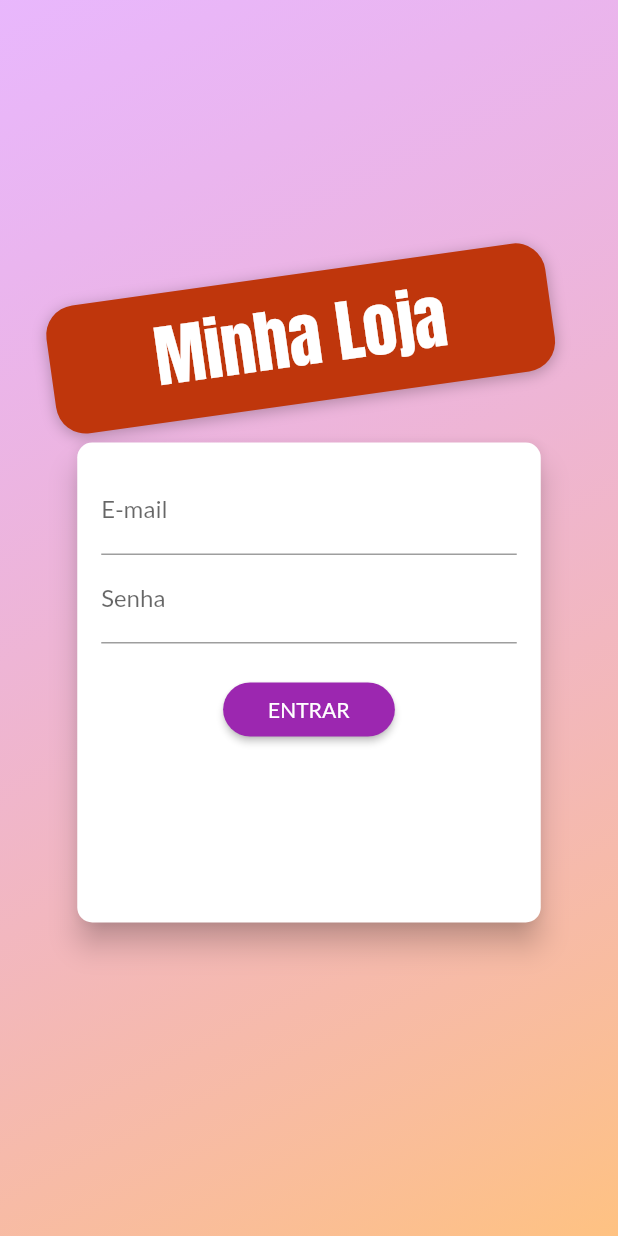
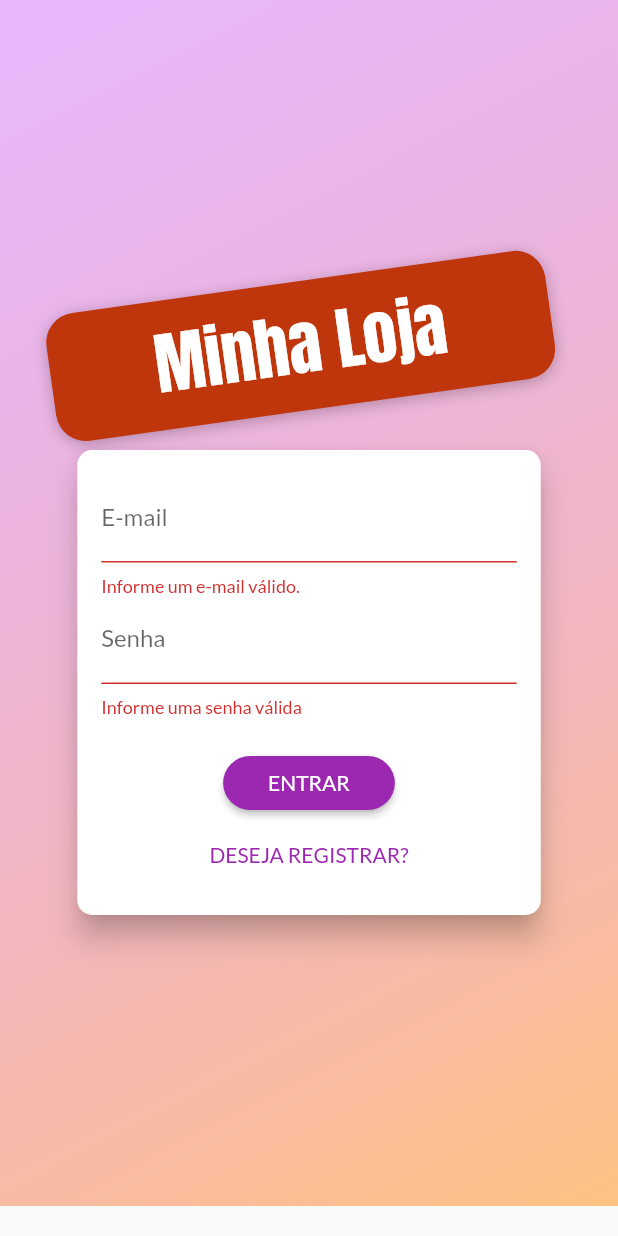
Before and after one commit to rhbpinheiro/shop, a Flutter app: the screen it shows after launch, after a tap on "ENTRAR", on a phone screen of 412 x 824 dp. Run offline on Flutter 3.47's test engine with Material 2 defaults, Android fonts, the phone set to English and light mode, and no system bars; network calls fail.

Commit message:
autenticação, login e token

```diff
--- /dev/null
+++ b/lib/exceptions/auth_exceptions.dart
@@ -0,0 +1,19 @@
+class AuthExceptions implements Exception {
+  static const Map<String, String> errors = {
+    'EMAIL_EXISTS': 'E-mail não cadstrado.',
+    'OPERATION_NOT_ALLOWED': 'Operação não permitida!',
+    'TOO_MANY_ATTEMPTS_TRY_LATER':
+        'Acesso bloqueado temporariamente. Tente mais tarde.',
+    'EMAIL_NOT_FOUND': 'E-mail não encontrado.',
+    'INVALID_PASSWORD': 'Senha informada não cofere.',
+    'USER_DISABLED': 'Aconta do uruário foi desabilitada.',
+  };
+  final String key;
+
+  AuthExceptions(this.key);
+
+  @override
+  String toString() {
+    return errors[key] ?? 'Ocorreu um erro no processo de autenticação.';
+  }
+}
--- a/lib/main.dart
+++ b/lib/main.dart
@@ -1,5 +1,6 @@
 import 'package:flutter/material.dart';
 import 'package:provider/provider.dart';
+import 'package:shop/pages/auth_or_home_page.dart';
 import 'package:shop/pages/auth_page.dart';
 import 'package:shop/pages/cart_page.dart';
 import 'package:shop/pages/orders_page.dart';
@@ -13,7 +14,7 @@ import 'package:shop/providers/product_list.dart';
 
 import 'package:shop/utils/app_routes.dart';
 
-
+import 'model/auth.dart';
 
 void main() {
   runApp(const MyApp());
@@ -27,13 +28,27 @@ class MyApp extends StatelessWidget {
     return MultiProvider(
       providers: [
         ChangeNotifierProvider(
-          create: (_) => ProductList(),
+          create: (_) => Auth(),
+        ),
+        ChangeNotifierProxyProvider<Auth, ProductList>(
+            create: (_) => ProductList('', []),
+            update: (ctx, auth, previous) {
+              return ProductList(
+                auth.token ?? '',
+                previous?.items ?? [],
+              );
+            }),
+        ChangeNotifierProxyProvider<Auth, OrderList>(
+          create: (_) => OrderList('', []),
+          update: (ctx, auth, previous) {
+            return OrderList(
+               auth.token ?? '',
+                previous?.items ?? [],
+            );
+          }
         ),
         ChangeNotifierProvider(
           create: (_) => Cart(),
-        ),
-        ChangeNotifierProvider(
-          create: (_) => OrderList(),
         ),
       ],
       child: MaterialApp(
@@ -47,13 +62,12 @@ class MyApp extends StatelessWidget {
         ),
         // home: const ProductsOverviewPage(),
         routes: {
-          AppRoutes.AUTH: (ctx) => const AuthPage(),
-          AppRoutes.HOME: (ctx) => const ProductsOverviewPage(),
+          AppRoutes.AUTH_OR_HOME: (ctx) => const AuthOrHomePage(),
           AppRoutes.PRODUCT_DETAIL: (ctx) => const ProductDetailPage(),
           AppRoutes.CART: (ctx) => const CartPage(),
           AppRoutes.ORDERS: (ctx) => const OrdersPage(),
           AppRoutes.PRODUCTS: (ctx) => const ProductPage(),
-          AppRoutes.PRODUCTS_FORM: (ctx) => ProductFormPage(),
+          AppRoutes.PRODUCTS_FORM: (ctx) => const ProductFormPage(),
         },
         debugShowCheckedModeBanner: false,
       ),
--- a/lib/model/product.dart
+++ b/lib/model/product.dart
@@ -25,10 +25,10 @@ class Product with ChangeNotifier {
     notifyListeners();
   }
 
-  Future<void> toogleFavorites() async {
+  Future<void> toogleFavorites(String token) async {
     _toggleFavorites();
     final response = await http.patch(
-      Uri.parse('${Constants.PRODUCT_BASE_URL}/$id.json'),
+      Uri.parse('${Constants.PRODUCT_BASE_URL}/$id.json?auth=$token'),
       body: jsonEncode(
         {
           'isFavorite': isFavorite,
--- /dev/null
+++ b/lib/pages/auth_or_home_page.dart
@@ -0,0 +1,16 @@
+import 'package:flutter/material.dart';
+import 'package:provider/provider.dart';
+import 'package:shop/pages/products_overview_page.dart';
+
+import '../model/auth.dart';
+import 'auth_page.dart';
+
+class AuthOrHomePage extends StatelessWidget {
+  const AuthOrHomePage({Key? key}) : super(key: key);
+
+  @override
+  Widget build(BuildContext context) {
+    Auth auth = Provider.of(context);
+    return auth.isAuth ? ProductsOverviewPage() : AuthPage();
+  }
+}
--- a/lib/pages/auth_page.dart
+++ b/lib/pages/auth_page.dart
@@ -12,6 +12,7 @@ class AuthPage extends StatelessWidget {
       body: Stack(
         children: [
           Container(
+            margin: EdgeInsets.only(bottom: 20),
             decoration: const BoxDecoration(
               gradient: LinearGradient(
                 colors: [
--- a/lib/providers/order_list.dart
+++ b/lib/providers/order_list.dart
@@ -1,16 +1,20 @@
 import 'dart:convert';
 
 import 'package:flutter/material.dart';
+import 'package:http/http.dart' as http;
 
 import '../model/cart_item.dart';
 import '../model/order.dart';
 import '../utils/constants.dart';
-import 'package:http/http.dart' as http;
-
 import 'cart.dart';
 
 class OrderList extends ChangeNotifier {
-  final List<Order> _items = [];
+  String _token;
+  List<Order> _items = [];
+  OrderList(
+    this._token,
+    List<Order> items,
+  );
 
   List<Order> get items {
     return [..._items];
@@ -19,16 +23,17 @@ class OrderList extends ChangeNotifier {
   int get itemsCount {
     return _items.length;
   }
+
   Future<void> loadOrders() async {
-    _items.clear();
+    List<Order> items = [];
 
     final response = await http.get(
-      Uri.parse('${Constants.ORDER_BASE_URL}.json'),
+      Uri.parse('${Constants.ORDER_BASE_URL}.json?auth=$_token'),
     );
     if (response.body == 'null') return;
     Map<String, dynamic> data = jsonDecode(response.body);
     data.forEach((orderId, orderData) {
-      _items.add(
+      items.add(
         Order(
           id: orderId,
           date: DateTime.parse(orderData['date']),
@@ -45,6 +50,7 @@ class OrderList extends ChangeNotifier {
         ),
       );
     });
+    _items = items.reversed.toList();
     notifyListeners();
   }
 
@@ -52,7 +58,7 @@ class OrderList extends ChangeNotifier {
     final date = DateTime.now();
 
     final response = await http.post(
-      Uri.parse('${Constants.ORDER_BASE_URL}.json'),
+      Uri.parse('${Constants.ORDER_BASE_URL}.json?auth=$_token'),
       body: jsonEncode(
         {
           'total': cart.totalAmount,
--- a/lib/providers/product_list.dart
+++ b/lib/providers/product_list.dart
@@ -3,12 +3,17 @@ import 'dart:math';
 
 import 'package:flutter/material.dart';
 import 'package:http/http.dart' as http;
+
 import 'package:shop/model/product.dart';
 
 import '../exceptions/http_exception.dart';
 import '../utils/constants.dart';
 
 class ProductList with ChangeNotifier {
+  String _token;
+  ProductList(
+    this._token, List<Product> list,
+  );
   final List<Product> _items = [];
   final bool _showFavoriteOnly = false;
   //usando um clone da lista ..._items
@@ -24,7 +29,7 @@ class ProductList with ChangeNotifier {
   Future<void> loadProducts() async {
     _items.clear();
     final response = await http.get(
-      Uri.parse('${Constants.PRODUCT_BASE_URL}.json'),
+      Uri.parse('${Constants.PRODUCT_BASE_URL}.json?auth=$_token'),
     );
     if (response.body == 'null') return;
     Map<String, dynamic> data = jsonDecode(response.body);
@@ -62,7 +67,7 @@ class ProductList with ChangeNotifier {
 
   Future<void> addProduct(Product product) async {
     final response = await http.post(
-      Uri.parse('${Constants.PRODUCT_BASE_URL}.json'),
+      Uri.parse('${Constants.PRODUCT_BASE_URL}.json?auth=$_token'),
       body: jsonEncode(
         {
           'name': product.name,
@@ -93,7 +98,7 @@ class ProductList with ChangeNotifier {
 
     if (index >= 0) {
       final response = await http.patch(
-        Uri.parse('${Constants.PRODUCT_BASE_URL}/${product.id}.json'),
+        Uri.parse('${Constants.PRODUCT_BASE_URL}/${product.id}.json?auth=$_token'),
         body: jsonEncode(
           {
             'name': product.name,
@@ -117,7 +122,7 @@ class ProductList with ChangeNotifier {
       notifyListeners();
 
       final response = await http.delete(
-        Uri.parse('${Constants.PRODUCT_BASE_URL}/${product.id}.json'),
+        Uri.parse('${Constants.PRODUCT_BASE_URL}/${product.id}.json?auth=$_token'),
       );
 
       if (response.statusCode >= 400) {
--- a/lib/utils/app_routes.dart
+++ b/lib/utils/app_routes.dart
@@ -1,5 +1,5 @@
 class AppRoutes {
-  static const AUTH = '/';
+  static const AUTH_OR_HOME = '/';
   static const HOME = '/home';
   static const PRODUCT_DETAIL = '/product-detail';
   static const CART = '/cart';
--- a/lib/widgets/app_drawer.dart
+++ b/lib/widgets/app_drawer.dart
@@ -17,7 +17,7 @@ class AppDrawer extends StatelessWidget {
               title: const Text('Loja'),
               onTap: () {
                 Navigator.of(context).pushReplacementNamed(
-                  AppRoutes.HOME,)
+                  AppRoutes.AUTH_OR_HOME,)
                   ;
               },
             ),
--- a/lib/widgets/auth_form.dart
+++ b/lib/widgets/auth_form.dart
@@ -1,4 +1,8 @@
 import 'package:flutter/material.dart';
+import 'package:provider/provider.dart';
+import 'package:shop/exceptions/auth_exceptions.dart';
+
+import '../model/auth.dart';
 
 enum AuthMode { Signup, Login }
 
@@ -11,14 +15,100 @@ class AuthForm extends StatefulWidget {
 
 class _AuthFormState extends State<AuthForm> {
   final _passwordController = TextEditingController();
-  final AuthMode _authMode = AuthMode.Login;
+  final _formKey = GlobalKey<FormState>();
+  AuthMode _authMode = AuthMode.Login;
+  bool _isLoading = false;
 
   final Map<String, String> _authData = {
     'email': '',
     'password': '',
   };
 
-  void _submit() {}
+  bool _isLogin() => _authMode == AuthMode.Login;
+  bool _isSignup() => _authMode == AuthMode.Signup;
+
+  void _switchAuthMode() {
+    setState(() {
+      if (_isLogin()) {
+        _authMode = AuthMode.Signup;
+      } else {
+        _authMode = AuthMode.Login;
+      }
+    });
+  }
+
+  void _showErrorDialog(String msg) {
+    showDialog(
+      context: context,
+      builder: (ctx) => AlertDialog(
+        title: Text('Ocorreu um Erro'),
+        content: Text(msg),
+        actions: [
+          TextButton(
+            onPressed: () => Navigator.of(context).pop(),
+            child: Text(
+              "Fechar",
+            ),
+          ),
+        ],
+      ),
+    );
+  }
+
+  Future<void> _submit() async {
+    final isValid = _formKey.currentState?.validate() ?? false;
+
+    if (!isValid) {
+      return;
+    }
+
+    setState(() => _isLoading = true);
+
+    _formKey.currentState?.save();
+    Auth auth = Provider.of(context, listen: false);
+
+    try {
+      if (_isLogin()) {
+        // Login
+        await auth.login(
+          _authData['email']!,
+          _authData['password']!,
+        );
+      } else {
+        // Registrar
+        await auth.signup(
+          _authData['email']!,
+          _authData['password']!,
+        );
+      }
+    } on AuthExceptions catch (e) {
+      _showErrorDialog(e.toString());
+    } catch (e) {
+      _showErrorDialog('Ocorreu um erro inesperado!');
+    }
+
+    setState(() => _isLoading = false);
+  }
+
+  // Future<void> _submit() async {
+  //   final _isValid = _formKey.currentState?.validate() ?? false;
+  //   if (!_isValid) {
+  //     return;
+  //   }
+
+  //   setState(() => _isLoading = true);
+  //   _formKey.currentState?.save();
+  //   Auth auth = Provider.of<Auth>(context, listen: false);
+  //   if (_isLogin()) {
+  //   } else {
+  //     await auth.signup(
+  //       _authData['email']!,
+  //        _authData['password']!
+  //     );
+  //   }
+
+  //   setState(() => _isLoading = false);
+  // }
 
   @override
   Widget build(BuildContext context) {
@@ -29,70 +119,81 @@ class _AuthFormState extends State<AuthForm> {
         borderRadius: BorderRadius.circular(10),
       ),
       child: Container(
-        height: 320,
+        height: _isLogin() ? 310 : 400,
         width: deviceSize.width * .75,
         padding: const EdgeInsets.all(16),
         child: Form(
+          key: _formKey,
           child: Column(
             children: [
               TextFormField(
-                decoration: const InputDecoration(
-                  labelText: 'E-mail',
-                ),
+                decoration: const InputDecoration(labelText: 'E-mail'),
                 keyboardType: TextInputType.emailAddress,
                 onSaved: (email) => _authData['email'] = email ?? '',
                 validator: (_email) {
                   final email = _email ?? '';
-                  if (email.trim().isEmpty || email.contains('@')) {
-                    return 'Informe um email válido';
+                  if (email.trim().isEmpty || !email.contains('@')) {
+                    return 'Informe um e-mail válido.';
                   }
                   return null;
                 },
               ),
               TextFormField(
-                decoration: const InputDecoration(
-                  labelText: 'Senha',
-                ),
+                decoration: const InputDecoration(labelText: 'Senha'),
                 keyboardType: TextInputType.emailAddress,
                 obscureText: true,
                 controller: _passwordController,
-                validator: _authMode == AuthMode.Login
+                onSaved: (password) => _authData['password'] = password ?? '',
+                validator: (_password) {
+                  final password = _password ?? '';
+                  if (password.isEmpty || password.length < 5) {
+                    return 'Informe uma senha válida';
+                  }
+                  return null;
+                },
+              ),
+              if (_isSignup())
+                TextFormField(
+                  decoration:
+                      const InputDecoration(labelText: 'Confirmar Senha'),
+                  keyboardType: TextInputType.emailAddress,
+                  obscureText: true,
+                  validator: _isLogin()
                       ? null
                       : (_password) {
                           final password = _password ?? '';
-                        if (password.isEmpty || password.length < 5) {
-                          return 'Sua senha não pode ter menos que 5 caracteres';
+                          if (password != _passwordController.text) {
+                            return 'Senhas informadas não conferem.';
                           }
                           return null;
                         },
-                onSaved: (passoword) =>
-                    _authData['passoword'] = passoword ?? '',
                 ),
-              if (_authMode == AuthMode.Signup)
-                TextFormField(
-                    decoration: const InputDecoration(
-                      labelText: 'Confirmar Senha',
-                    ),
-                    keyboardType: TextInputType.emailAddress,
-                    obscureText: true,
-                    validator: (_password) {
-                      final password = _password ?? '';
-                      if (password != _passwordController.text) {
-                        return 'Senhas informadas não coferem';
-                      }
-                      return null;
-                    }),
               const SizedBox(height: 20),
+              if (_isLoading)
+                const CircularProgressIndicator()
+              else
                 ElevatedButton(
                   onPressed: _submit,
                   style: ElevatedButton.styleFrom(
                     shape: RoundedRectangleBorder(
-                        borderRadius: BorderRadius.circular(30)),
+                      borderRadius: BorderRadius.circular(30),
+                    ),
                     padding: const EdgeInsets.symmetric(
-                        vertical: 8, horizontal: 30)),
-                child:
-                    Text(_authMode == AuthMode.Login ? 'ENTRAR' : 'REGISTRAR'),
-              )
+                      horizontal: 30,
+                      vertical: 8,
+                    ),
+                  ),
+                  child: Text(
+                    _authMode == AuthMode.Login ? 'ENTRAR' : 'REGISTRAR',
+                  ),
+                ),
+              const Spacer(),
+              TextButton(
+                onPressed: _switchAuthMode,
+                child: Text(
+                  _isLogin() ? 'DESEJA REGISTRAR?' : 'JÁ POSSUI CONTA?',
+                ),
+              ),
             ],
           ),
         ),
--- a/lib/widgets/product_grid_item.dart
+++ b/lib/widgets/product_grid_item.dart
@@ -1,5 +1,6 @@
 import 'package:flutter/material.dart';
 import 'package:provider/provider.dart';
+import 'package:shop/model/auth.dart';
 import 'package:shop/utils/app_routes.dart';
 
 import '../model/product.dart';
@@ -11,7 +12,8 @@ class ProductGridItem extends StatelessWidget {
   @override
   Widget build(BuildContext context) {
     final product = Provider.of<Product>(context, listen: false);
-    final cart = Provider.of<Cart>(context);
+    final cart = Provider.of<Cart>(context, listen: false);
+    final auth = Provider.of<Auth>(context, listen: false);
 
     return ClipRRect(
       borderRadius: BorderRadius.circular(10),
@@ -21,7 +23,7 @@ class ProductGridItem extends StatelessWidget {
           leading: Consumer<Product>(
             builder: (context, product, _) => IconButton(
               onPressed: () {
-                product.toogleFavorites();
+                product.toogleFavorites(auth.token ?? '');
               },
               icon: Icon(
                 product.isFavorite ? Icons.favorite : Icons.favorite_border,
```
Also changed, not shown: lib/model/auth.dart (added, +66 -0 lines). Lines whose indentation alone changed are shown as unchanged.
